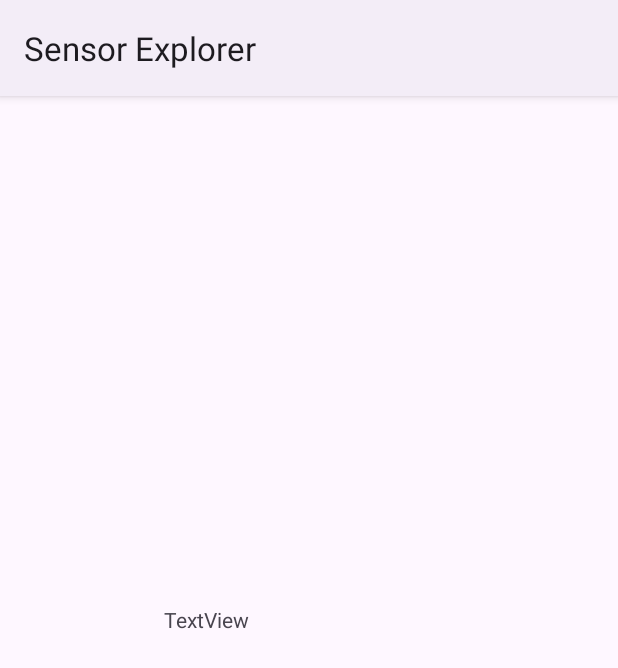
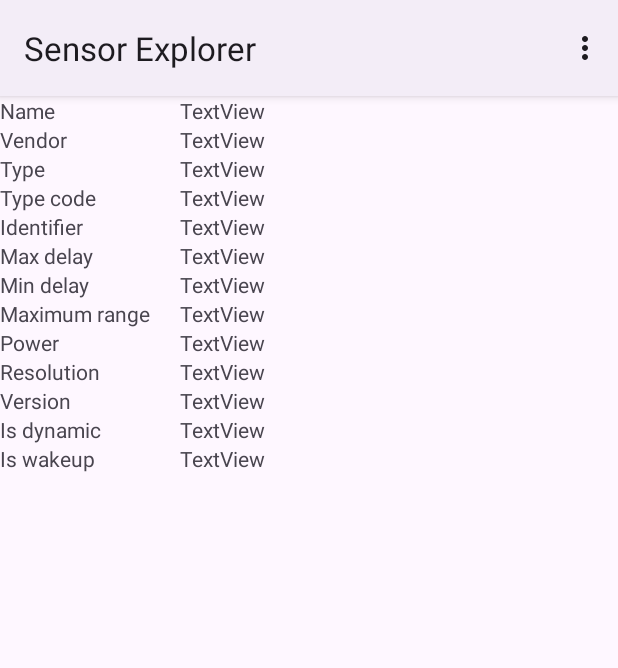
Before and after one commit to CarboSauce/sensor-library, an Android app: the SensorDetail screen opened directly, with no data from a screen before it, on a phone screen of 412 x 824 dp. Shown: the top 668 px of the screen. Run offline under Robolectric (Android 15) with nearby library versions, the phone set to English and light mode, and no system bars.

Commit message:
sensor detail menu

```diff
--- a/app/src/main/java/com/sauce/sensor/SensorListAdapter.java
+++ b/app/src/main/java/com/sauce/sensor/SensorListAdapter.java
@@ -68,13 +68,8 @@ public class SensorListAdapter extends RecyclerView.Adapter<SensorListAdapter.Vi
         var name = sensorList
                 .get(position)
                 .getName();
-        var type = sensorList
-                .get(position)
-                .getStringType();
-        var matcher = typeRegex.matcher(type);
-        if (matcher.find()) {
-            type = matcher.group();
-        }
+        var type = SensorService
+                .getPrettySensorType(sensorList.get(position));
         holder.setIndex(position);
         holder.sensorName.setText(name);
         holder.sensorType.setText(type);
--- a/app/src/main/java/com/sauce/sensor/activities/SensorDetail.java
+++ b/app/src/main/java/com/sauce/sensor/activities/SensorDetail.java
@@ -1,9 +1,14 @@
 package com.sauce.sensor.activities;
 
+import androidx.annotation.NonNull;
 import androidx.appcompat.app.AppCompatActivity;
 
+import android.app.SearchManager;
+import android.content.Intent;
 import android.hardware.Sensor;
 import android.os.Bundle;
+import android.view.Menu;
+import android.view.MenuItem;
 import android.widget.TextView;
 
 import com.sauce.sensor.R;
@@ -12,7 +17,19 @@ import com.sauce.sensor.service.SensorService;
 public class SensorDetail extends AppCompatActivity {
     public static final String KEY_SENSOR_INDEX = "SENSOR_INDEX";
     Sensor sensor;
-    TextView sensorDetailName;
+    TextView sensorName;
+    TextView sensorVendor;
+    TextView sensorType;
+    TextView sensorTypeCode;
+    TextView sensorVersion;
+    TextView sensorPower;
+    TextView sensorMaxRange;
+    TextView sensorResolution;
+    TextView sensorMinDelay;
+    TextView sensorMaxDelay;
+    TextView sensorIsWakeUp;
+    TextView sensorIsDynamic;
+    TextView sensorIdentifier;
 
     @Override
     protected void onCreate(Bundle savedInstanceState) {
@@ -30,8 +47,66 @@ public class SensorDetail extends AppCompatActivity {
         fillViews();
     }
 
+    @Override
+    public boolean onCreateOptionsMenu(Menu menu) {
+        var inflater = getMenuInflater();
+        inflater.inflate(R.menu.detail_menu,menu);
+        return true;
+    }
+
+    @Override
+    public boolean onOptionsItemSelected(@NonNull MenuItem item) {
+        var id = item.getItemId();
+        if (R.id.find_sensor_online == id) {
+            var intent = new Intent(Intent.ACTION_WEB_SEARCH);
+            intent.putExtra(
+                    SearchManager.QUERY,
+                    SensorService.sensorSearchQuery(sensor)
+            );
+            startActivity(intent);
+            return true;
+        }
+        return super.onOptionsItemSelected(item);
+    }
+
     void fillViews() {
-        sensorDetailName = findViewById(R.id.sensorName);
-        sensorDetailName.setText(sensor.getName());
+        sensorName = findViewById(R.id.sensorName);
+        sensorName.setText(sensor.getName());
+
+        sensorVendor = findViewById(R.id.sensorVendor);
+        sensorVendor.setText(sensor.getVendor());
+
+        sensorType = findViewById(R.id.sensorType);
+        sensorType.setText(SensorService.getPrettySensorType(sensor));
+
+        sensorTypeCode = findViewById(R.id.sensorTypeCode);
+        sensorTypeCode.setText(String.valueOf(sensor.getType()));
+
+        sensorVersion = findViewById(R.id.sensorVersion);
+        sensorVersion.setText(String.valueOf(sensor.getVersion()));
+
+        sensorPower = findViewById(R.id.sensorPower);
+        sensorPower.setText(String.valueOf(sensor.getPower()));
+
+        sensorMaxRange = findViewById(R.id.sensorMaxRange);
+        sensorMaxRange.setText(String.valueOf(sensor.getMaximumRange()));
+
+        sensorResolution = findViewById(R.id.sensorResolution);
+        sensorResolution.setText(String.valueOf(sensor.getResolution()));
+
+        sensorMinDelay = findViewById(R.id.sensorMinDelay);
+        sensorMinDelay.setText(String.valueOf(sensor.getMinDelay()));
+
+        sensorMaxDelay = findViewById(R.id.sensorMaxDelay);
+        sensorMaxDelay.setText(String.valueOf(sensor.getMaxDelay()));
+
+        sensorIsWakeUp = findViewById(R.id.sensorIsWakeUp);
+        sensorIsWakeUp.setText(String.valueOf(sensor.isWakeUpSensor()));
+
+        sensorIsDynamic = findViewById(R.id.sensorIsDynamic);
+        sensorIsDynamic.setText(String.valueOf(sensor.isDynamicSensor()));
+
+        sensorIdentifier = findViewById(R.id.sensorId);
+        sensorIdentifier.setText(String.valueOf(sensor.getId()));
     }
 }
--- a/app/src/main/java/com/sauce/sensor/service/SensorService.java
+++ b/app/src/main/java/com/sauce/sensor/service/SensorService.java
@@ -7,6 +7,7 @@ import androidx.annotation.Nullable;
 
 import java.util.ArrayList;
 import java.util.List;
+import java.util.regex.Pattern;
 
 public class SensorService {
 
@@ -14,6 +15,7 @@ public class SensorService {
     @Nullable
     SensorManager sensorManager;
     private static SensorService _instance;
+    private static Pattern typeRegex = Pattern.compile("\\w+$");
 
     public static SensorService Instance() {
         if (_instance == null) {
@@ -21,13 +23,29 @@ public class SensorService {
         }
         return _instance;
     }
-    private SensorService() {}
+    private SensorService() {
+
+    }
 
     public void setSensorManager(SensorManager sensorManager) {
         this.sensorManager = sensorManager;
         sensors = sensorManager.getSensorList(Sensor.TYPE_ALL);
     }
-
+    public static String getPrettySensorType(Sensor sensor) {
+        var sensorType = sensor.getStringType();
+        var matcher = typeRegex.matcher(sensorType);
+        if (matcher.find()) {
+            return matcher.group();
+        }
+        return sensorType;
+    }
+    public static String sensorSearchQuery(Sensor sensor) {
+        var vendor = sensor.getVendor();
+        var name = sensor.getName();
+        name = name.replace("Wakeup","");
+        name = name.replace("Non-wakeup","");
+        return vendor + " " + name;
+    }
     public List<Sensor> getSensors() { return sensors; }
     public SensorManager getSensorManager() { return sensorManager; }
 }
--- a/app/src/main/res/layout/activity_sensor_detail.xml
+++ b/app/src/main/res/layout/activity_sensor_detail.xml
@@ -1,18 +1,146 @@
 <?xml version="1.0" encoding="utf-8"?>
-<androidx.constraintlayout.widget.ConstraintLayout xmlns:android="http://schemas.android.com/apk/res/android"
+<ScrollView xmlns:android="http://schemas.android.com/apk/res/android"
     xmlns:app="http://schemas.android.com/apk/res-auto"
     xmlns:tools="http://schemas.android.com/tools"
     android:layout_width="match_parent"
     android:layout_height="match_parent"
+    android:layout_gravity="center"
+    android:stretchColumns="1"
     tools:context=".activities.SensorDetail">
 
-    <TextView
-        android:id="@+id/sensorName"
-        android:layout_width="193dp"
-        android:layout_height="81dp"
-        android:text="TextView"
-        app:layout_constraintBottom_toBottomOf="parent"
-        app:layout_constraintEnd_toEndOf="parent"
-        app:layout_constraintStart_toStartOf="parent"
-        app:layout_constraintTop_toTopOf="parent" />
-</androidx.constraintlayout.widget.ConstraintLayout>
+
+    <TableLayout
+        android:layout_width="match_parent"
+        android:layout_height="match_parent">
+        <TableRow>
+            <TextView
+                android:layout_width="50dp"
+                android:layout_height="wrap_content"
+                android:text="@string/name" />
+            <TextView
+                android:id="@+id/sensorName"
+                android:layout_height="wrap_content"
+                android:text="TextView" />
+        </TableRow>
+        <TableRow>
+            <TextView
+                android:layout_width="50dp"
+                android:layout_height="wrap_content"
+                android:text="@string/vendor" />
+            <TextView
+                android:id="@+id/sensorVendor"
+                android:layout_height="wrap_content"
+                android:text="TextView" />
+        </TableRow>
+        <TableRow>
+            <TextView
+                android:layout_width="50dp"
+                android:layout_height="wrap_content"
+                android:text="@string/type" />
+            <TextView
+                android:id="@+id/sensorType"
+                android:layout_height="wrap_content"
+                android:text="TextView" />
+        </TableRow>
+        <TableRow>
+            <TextView
+                android:layout_width="100dp"
+                android:layout_height="wrap_content"
+                android:text="@string/type_code" />
+            <TextView
+                android:id="@+id/sensorTypeCode"
+                android:layout_height="wrap_content"
+                android:text="TextView" />
+        </TableRow>
+        <TableRow>
+            <TextView
+                android:layout_width="50dp"
+                android:layout_height="wrap_content"
+                android:text="@string/id" />
+            <TextView
+                android:id="@+id/sensorId"
+                android:layout_height="wrap_content"
+                android:text="TextView" />
+        </TableRow>
+        <TableRow>
+            <TextView
+                android:layout_width="50dp"
+                android:layout_height="wrap_content"
+                android:text="@string/max_delay" />
+            <TextView
+                android:id="@+id/sensorMaxDelay"
+                android:layout_height="wrap_content"
+                android:text="TextView" />
+        </TableRow>
+        <TableRow>
+            <TextView
+                android:layout_width="50dp"
+                android:layout_height="wrap_content"
+                android:text="@string/min_delay" />
+            <TextView
+                android:id="@+id/sensorMinDelay"
+                android:layout_height="wrap_content"
+                android:text="TextView" />
+        </TableRow>
+        <TableRow>
+            <TextView
+                android:layout_width="120dp"
+                android:layout_height="wrap_content"
+                android:text="@string/maximum_range" />
+            <TextView
+                android:id="@+id/sensorMaxRange"
+                android:layout_height="wrap_content"
+                android:text="TextView" />
+        </TableRow>
+        <TableRow>
+            <TextView
+                android:layout_width="50dp"
+                android:layout_height="wrap_content"
+                android:text="@string/power" />
+            <TextView
+                android:id="@+id/sensorPower"
+                android:layout_height="wrap_content"
+                android:text="TextView" />
+        </TableRow>
+        <TableRow>
+            <TextView
+                android:layout_width="50dp"
+                android:layout_height="wrap_content"
+                android:text="@string/resolution" />
+            <TextView
+                android:id="@+id/sensorResolution"
+                android:layout_height="wrap_content"
+                android:text="TextView" />
+        </TableRow>
+        <TableRow>
+            <TextView
+                android:layout_width="50dp"
+                android:layout_height="wrap_content"
+                android:text="@string/version" />
+            <TextView
+                android:id="@+id/sensorVersion"
+                android:layout_height="wrap_content"
+                android:text="TextView" />
+        </TableRow>
+        <TableRow>
+            <TextView
+                android:layout_width="50dp"
+                android:layout_height="wrap_content"
+                android:text="@string/is_dynamic" />
+            <TextView
+                android:id="@+id/sensorIsDynamic"
+                android:layout_height="wrap_content"
+                android:text="TextView" />
+        </TableRow>
+        <TableRow>
+            <TextView
+                android:layout_width="50dp"
+                android:layout_height="wrap_content"
+                android:text="@string/is_wakeup" />
+            <TextView
+                android:id="@+id/sensorIsWakeUp"
+                android:layout_height="wrap_content"
+                android:text="TextView" />
+        </TableRow>
+    </TableLayout>
+</ScrollView>
--- /dev/null
+++ b/app/src/main/res/menu/detail_menu.xml
@@ -0,0 +1,6 @@
+<?xml version="1.0" encoding="utf-8"?>
+<menu xmlns:android="http://schemas.android.com/apk/res/android">
+    <item android:id="@+id/find_sensor_online"
+        android:title="@string/sensor_find_online"
+        />
+</menu>
--- a/app/src/main/res/values/strings.xml
+++ b/app/src/main/res/values/strings.xml
@@ -5,4 +5,19 @@
     <string name="sensor_count_menu">Sensor count</string>
     <!--    make text with quantity plural -->
     <string name="sensor_snackbar_text">Sensor count: %d</string>
+    <string name="sensor_find_online">Find sensor online</string>
+    <string name="name">Name</string>
+    <string name="vendor">Vendor</string>
+    <string name="type_code">Type code</string>
+    <string name="type">Type</string>
+    <string name="id">Identifier</string>
+    <string name="max_delay">Max delay</string>
+    <string name="min_delay">Min delay</string>
+    <string name="maximum_range">Maximum range</string>
+    <string name="power">Power</string>
+    <string name="resolution">Resolution</string>
+    <string name="version">Version</string>
+    <string name="is_wakeup">Is wakeup</string>
+    <string name="is_dynamic">Is dynamic</string>
+
 </resources>
```
Also changed, not shown: 1 other file.
